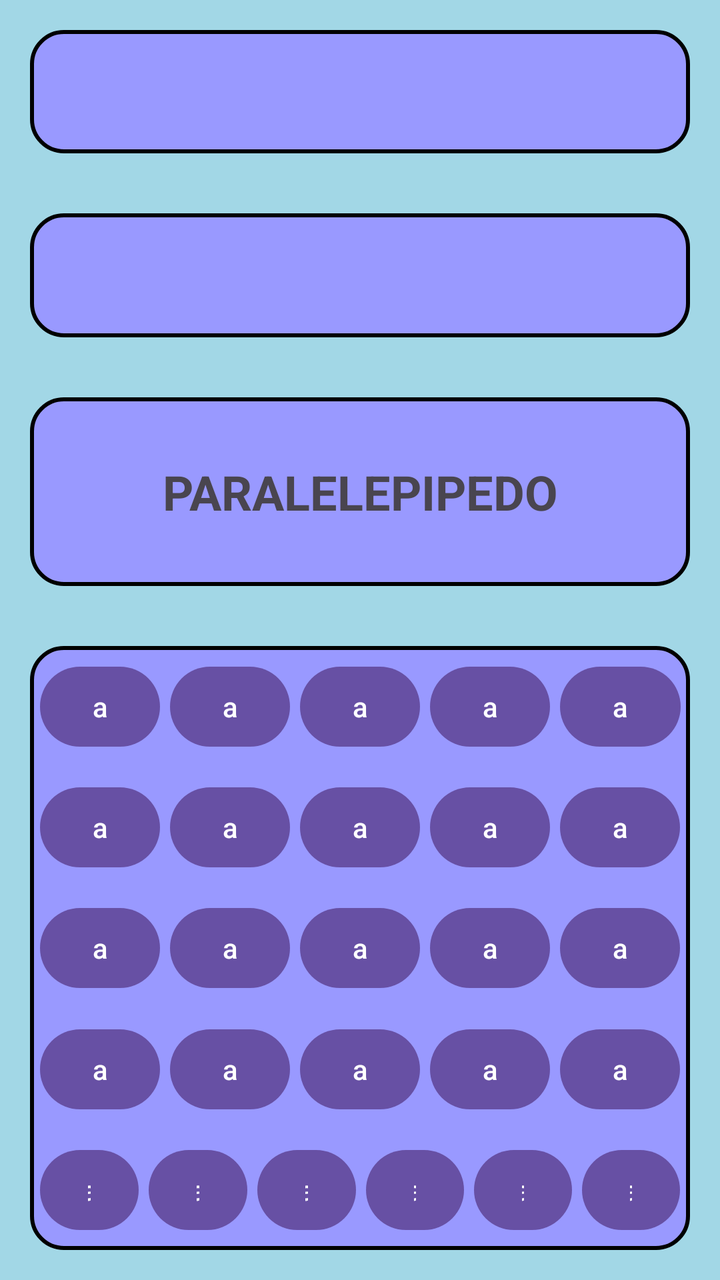
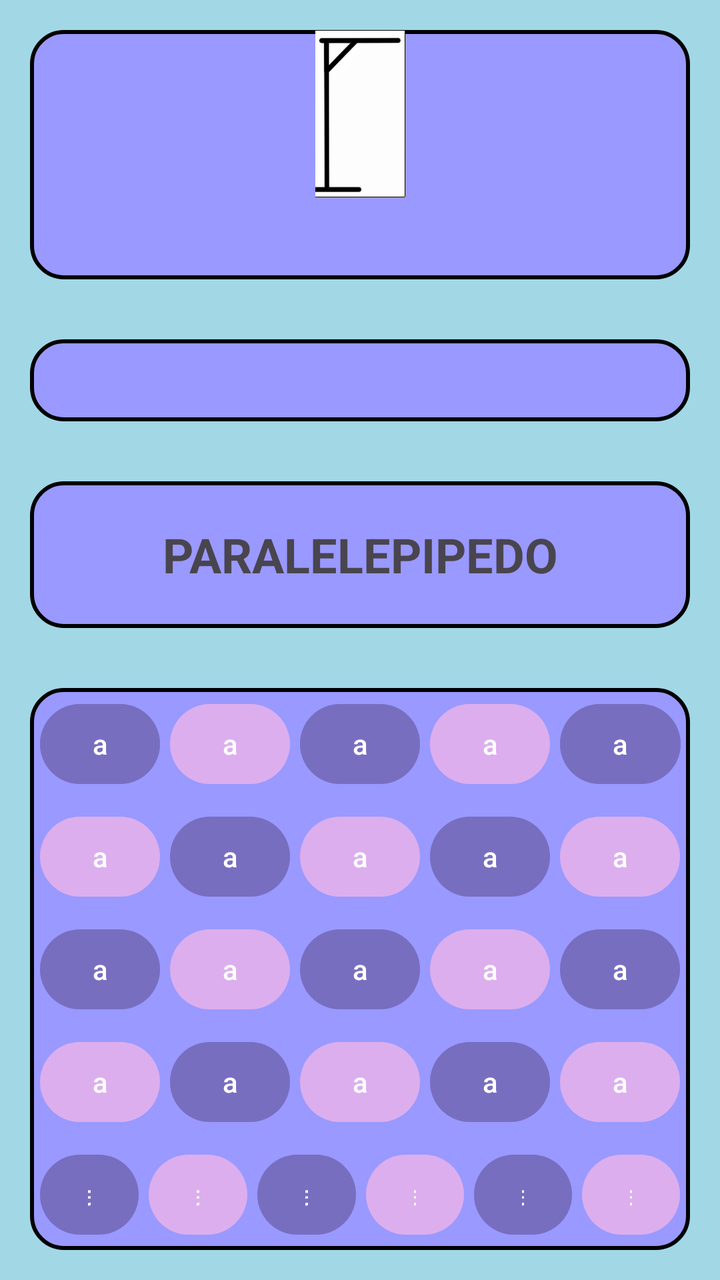

Two renders of the same Android screen: before a commit and after it. Below are the layout's source before the change and the commit's diff.
<!-- AndroidManifest.xml: application theme Theme.Enforcando -->
<!-- res/layout/activity_tela_jogo.xml -->
<?xml version="1.0" encoding="utf-8"?>
<LinearLayout xmlns:android="http://schemas.android.com/apk/res/android"
    xmlns:app="http://schemas.android.com/apk/res-auto"
    xmlns:tools="http://schemas.android.com/tools"
    android:id="@+id/main"
    android:layout_width="match_parent"
    android:layout_height="match_parent"
    android:background="#A2D7E6"
    android:orientation="vertical"
    tools:context=".TelaJogo">

    <LinearLayout
        android:layout_width="match_parent"
        android:layout_height="wrap_content"
        android:layout_margin="15dp"
        android:layout_weight="0.25"
        android:background="@drawable/borda"
        android:orientation="vertical"
        android:visibility="visible"></LinearLayout>

    <LinearLayout
        android:layout_width="match_parent"
        android:layout_height="wrap_content"
        android:layout_margin="15dp"
        android:layout_weight="0.25"
        android:background="@drawable/borda"
        android:orientation="vertical"
        android:visibility="visible">

    </LinearLayout>

    <LinearLayout
        android:layout_width="match_parent"
        android:layout_height="wrap_content"
        android:layout_margin="15dp"
        android:layout_weight="0.25"
        android:background="@drawable/borda"
        android:gravity="center"
        android:orientation="vertical"
        android:visibility="visible">

        <TextView
            android:id="@+id/textView3"
            android:layout_width="wrap_content"
            android:layout_height="wrap_content"
            android:gravity="center"
            android:text="PARALELEPIPEDO"
            android:textSize="24sp"
            android:textStyle="bold" />
    </LinearLayout>

    <LinearLayout
        android:layout_width="match_parent"
        android:layout_height="wrap_content"
        android:layout_margin="15dp"
        android:layout_weight="0.25"
        android:background="@drawable/borda"
        android:orientation="vertical"
        android:visibility="visible">

        <LinearLayout
            android:layout_width="match_parent"
            android:layout_height="match_parent"
            android:layout_weight="0.20"
            android:gravity="center"
            android:orientation="horizontal"
            android:visibility="visible">

            <Button
                android:id="@+id/button43"
                android:layout_width="wrap_content"
                android:layout_height="wrap_content"
                android:layout_marginLeft="5dp"
                android:layout_weight="0.20"
                android:text="a"
                android:visibility="visible" />

            <Button
                android:id="@+id/button18"
                android:layout_width="wrap_content"
                android:layout_height="wrap_content"
                android:layout_marginLeft="5dp"
                android:layout_weight="0.20"
                android:text="a"
                android:visibility="visible" />

            <Button
                android:id="@+id/button19"
                android:layout_width="wrap_content"
                android:layout_height="wrap_content"
                android:layout_marginLeft="5dp"
                android:layout_weight="0.20"
                android:text="a"
                android:visibility="visible" />

            <Button
                android:id="@+id/button20"
                android:layout_width="wrap_content"
                android:layout_height="wrap_content"
                android:layout_marginLeft="5dp"
                android:layout_weight="0.20"
                android:text="a"
                android:visibility="visible" />

            <Button
                android:id="@+id/button21"
                android:layout_width="wrap_content"
                android:layout_height="wrap_content"
                android:layout_marginLeft="5dp"
                android:layout_marginRight="5dp"
                android:layout_weight="0.20"
                android:text="a"
                android:visibility="visible" />
        </LinearLayout>

        <LinearLayout
            android:layout_width="match_parent"
            android:layout_height="match_parent"
            android:layout_weight="0.20"
            android:gravity="center"
            android:orientation="horizontal"
            android:visibility="visible">

            <Button
                android:id="@+id/button22"
                android:layout_width="wrap_content"
                android:layout_height="wrap_content"
                android:layout_marginLeft="5dp"
                android:layout_weight="1"
                android:text="a"
                android:textColorLink="#121D33" />

            <Button
                android:id="@+id/button23"
                android:layout_width="wrap_content"
                android:layout_height="wrap_content"
                android:layout_marginLeft="5dp"
                android:layout_weight="1"
                android:text="a"
                android:textColorLink="#121D33" />

            <Button
                android:id="@+id/button24"
                android:layout_width="wrap_content"
                android:layout_height="wrap_content"
                android:layout_marginLeft="5dp"
                android:layout_weight="1"
                android:text="a"
                android:textColorLink="#121D33" />

            <Button
                android:id="@+id/button25"
                android:layout_width="wrap_content"
                android:layout_height="wrap_content"
                android:layout_marginLeft="5dp"
                android:layout_weight="1"
                android:text="a"
                android:textColorLink="#121D33" />

            <Button
                android:id="@+id/button26"
                android:layout_width="wrap_content"
                android:layout_height="wrap_content"
                android:layout_marginLeft="5dp"
                android:layout_marginRight="5dp"
                android:layout_weight="1"
                android:text="a"
                android:textColorLink="#121D33" />
        </LinearLayout>

        <LinearLayout
            android:layout_width="match_parent"
            android:layout_height="match_parent"
            android:layout_weight="0.20"
            android:gravity="center"
            android:orientation="horizontal"
            android:visibility="visible">

            <Button
                android:id="@+id/button27"
                android:layout_width="wrap_content"
                android:layout_height="wrap_content"
                android:layout_marginLeft="5dp"
                android:layout_weight="1"
                android:text="a" />

            <Button
                android:id="@+id/button28"
                android:layout_width="wrap_content"
                android:layout_height="wrap_content"
                android:layout_marginLeft="5dp"
                android:layout_weight="1"
                android:text="a" />

            <Button
                android:id="@+id/button29"
                android:layout_width="wrap_content"
                android:layout_height="wrap_content"
                android:layout_marginLeft="5dp"
                android:layout_weight="1"
                android:text="a" />

            <Button
                android:id="@+id/button30"
                android:layout_width="wrap_content"
                android:layout_height="wrap_content"
                android:layout_marginLeft="5dp"
                android:layout_weight="1"
                android:text="a" />

            <Button
                android:id="@+id/button31"
                android:layout_width="wrap_content"
                android:layout_height="wrap_content"
                android:layout_marginLeft="5dp"
                android:layout_marginRight="5dp"
                android:layout_weight="1"
                android:text="a" />
        </LinearLayout>

        <LinearLayout
            android:layout_width="match_parent"
            android:layout_height="match_parent"
            android:layout_weight="0.20"
            android:gravity="center"
            android:orientation="horizontal"
            android:visibility="visible">

            <Button
                android:id="@+id/button32"
                android:layout_width="wrap_content"
                android:layout_height="wrap_content"
                android:layout_marginLeft="5dp"
                android:layout_weight="1"
                android:text="a" />

            <Button
                android:id="@+id/button33"
                android:layout_width="wrap_content"
                android:layout_height="wrap_content"
                android:layout_marginLeft="5dp"
                android:layout_weight="1"
                android:text="a" />

            <Button
                android:id="@+id/button34"
                android:layout_width="wrap_content"
                android:layout_height="wrap_content"
                android:layout_marginLeft="5dp"
                android:layout_weight="1"
                android:text="a" />

            <Button
                android:id="@+id/button36"
                android:layout_width="wrap_content"
                android:layout_height="wrap_content"
                android:layout_marginLeft="5dp"
                android:layout_weight="1"
                android:text="a" />

            <Button
                android:id="@+id/button35"
                android:layout_width="wrap_content"
                android:layout_height="wrap_content"
                android:layout_marginLeft="5dp"
                android:layout_marginRight="5dp"
                android:layout_weight="1"
                android:text="a" />

        </LinearLayout>

        <LinearLayout
            android:layout_width="match_parent"
            android:layout_height="match_parent"
            android:layout_weight="0.20"
            android:gravity="center"
            android:orientation="horizontal"
            android:visibility="visible">

            <Button
                android:id="@+id/button37"
                android:layout_width="wrap_content"
                android:layout_height="wrap_content"
                android:layout_marginLeft="5dp"
                android:layout_weight="1"
                android:text="a" />

            <Button
                android:id="@+id/button38"
                android:layout_width="wrap_content"
                android:layout_height="wrap_content"
                android:layout_marginLeft="5dp"
                android:layout_weight="1"
                android:text="a" />

            <Button
                android:id="@+id/button39"
                android:layout_width="wrap_content"
                android:layout_height="wrap_content"
                android:layout_marginLeft="5dp"
                android:layout_weight="1"
                android:text="a" />

            <Button
                android:id="@+id/button40"
                android:layout_width="wrap_content"
                android:layout_height="wrap_content"
                android:layout_marginLeft="5dp"
                android:layout_weight="1"
                android:text="a" />

            <Button
                android:id="@+id/button41"
                android:layout_width="wrap_content"
                android:layout_height="wrap_content"
                android:layout_marginLeft="5dp"
                android:layout_weight="1"
                android:text="a" />

            <Button
                android:id="@+id/button42"
                android:layout_width="wrap_content"
                android:layout_height="wrap_content"
                android:layout_marginLeft="5dp"
                android:layout_marginRight="5dp"
                android:layout_weight="1"
                android:text="a" />
        </LinearLayout>
    </LinearLayout>

</LinearLayout>
<!-- resources referenced by this layout -->
<resources>
  <!-- drawable borda (drawable) -->
  <?xml version="1.0" encoding="utf-8"?>
  <shape xmlns:android="http://schemas.android.com/apk/res/android">
      
  <solid android:color="#9999FF"/>
      
  <corners android:radius="16dp"/>
      
  <stroke
  android:width="2dp"
  android:color="#000000"/>
      </shape>
  <style name="Theme.Enforcando" parent="Base.Theme.Enforcando" />
  <style name="Base.Theme.Enforcando" parent="Theme.Material3.DayNight.NoActionBar">
          
          
      </style>
</resources>

<!-- the commit's change to res/layout/activity_tela_jogo.xml (unified diff, before → after) -->
@@ -2,7 +2,7 @@
 <LinearLayout xmlns:android="http://schemas.android.com/apk/res/android"
     xmlns:app="http://schemas.android.com/apk/res-auto"
     xmlns:tools="http://schemas.android.com/tools"
-    android:id="@+id/main"
+    android:id="@+id/id08"
     android:layout_width="match_parent"
     android:layout_height="match_parent"
     android:background="#A2D7E6"
@@ -16,7 +16,14 @@
         android:layout_weight="0.25"
         android:background="@drawable/borda"
         android:orientation="vertical"
-        android:visibility="visible"></LinearLayout>
+        android:visibility="visible">
+
+        <ImageView
+            android:id="@+id/imageView2"
+            android:layout_width="match_parent"
+            android:layout_height="wrap_content"
+            app:srcCompat="@drawable/forca_0_9" />
+    </LinearLayout>
 
     <LinearLayout
         android:layout_width="match_parent"
@@ -67,263 +74,289 @@
             android:visibility="visible">
 
             <Button
-                android:id="@+id/button43"
-                android:layout_width="wrap_content"
-                android:layout_height="wrap_content"
-                android:layout_marginLeft="5dp"
-                android:layout_weight="0.20"
-                android:text="a"
-                android:visibility="visible" />
-
-            <Button
-                android:id="@+id/button18"
-                android:layout_width="wrap_content"
-                android:layout_height="wrap_content"
-                android:layout_marginLeft="5dp"
-                android:layout_weight="0.20"
-                android:text="a"
-                android:visibility="visible" />
-
-            <Button
-                android:id="@+id/button19"
-                android:layout_width="wrap_content"
-                android:layout_height="wrap_content"
-                android:layout_marginLeft="5dp"
-                android:layout_weight="0.20"
-                android:text="a"
-                android:visibility="visible" />
-
-            <Button
-                android:id="@+id/button20"
-                android:layout_width="wrap_content"
-                android:layout_height="wrap_content"
-                android:layout_marginLeft="5dp"
-                android:layout_weight="0.20"
-                android:text="a"
-                android:visibility="visible" />
-
-            <Button
-                android:id="@+id/button21"
-                android:layout_width="wrap_content"
-                android:layout_height="wrap_content"
-                android:layout_marginLeft="5dp"
-                android:layout_marginRight="5dp"
-                android:layout_weight="0.20"
-                android:text="a"
-                android:visibility="visible" />
-        </LinearLayout>
-
-        <LinearLayout
-            android:layout_width="match_parent"
-            android:layout_height="match_parent"
-            android:layout_weight="0.20"
-            android:gravity="center"
-            android:orientation="horizontal"
-            android:visibility="visible">
-
-            <Button
-                android:id="@+id/button22"
-                android:layout_width="wrap_content"
-                android:layout_height="wrap_content"
-                android:layout_marginLeft="5dp"
-                android:layout_weight="1"
-                android:text="a"
-                android:textColorLink="#121D33" />
-
-            <Button
-                android:id="@+id/button23"
-                android:layout_width="wrap_content"
-                android:layout_height="wrap_content"
-                android:layout_marginLeft="5dp"
-                android:layout_weight="1"
-                android:text="a"
-                android:textColorLink="#121D33" />
-
-            <Button
-                android:id="@+id/button24"
-                android:layout_width="wrap_content"
-                android:layout_height="wrap_content"
-                android:layout_marginLeft="5dp"
-                android:layout_weight="1"
-                android:text="a"
-                android:textColorLink="#121D33" />
-
-            <Button
-                android:id="@+id/button25"
-                android:layout_width="wrap_content"
-                android:layout_height="wrap_content"
-                android:layout_marginLeft="5dp"
-                android:layout_weight="1"
-                android:text="a"
-                android:textColorLink="#121D33" />
-
-            <Button
-                android:id="@+id/button26"
-                android:layout_width="wrap_content"
-                android:layout_height="wrap_content"
-                android:layout_marginLeft="5dp"
-                android:layout_marginRight="5dp"
-                android:layout_weight="1"
-                android:text="a"
-                android:textColorLink="#121D33" />
-        </LinearLayout>
-
-        <LinearLayout
-            android:layout_width="match_parent"
-            android:layout_height="match_parent"
-            android:layout_weight="0.20"
-            android:gravity="center"
-            android:orientation="horizontal"
-            android:visibility="visible">
-
-            <Button
-                android:id="@+id/button27"
-                android:layout_width="wrap_content"
-                android:layout_height="wrap_content"
-                android:layout_marginLeft="5dp"
-                android:layout_weight="1"
-                android:text="a" />
-
-            <Button
-                android:id="@+id/button28"
-                android:layout_width="wrap_content"
-                android:layout_height="wrap_content"
-                android:layout_marginLeft="5dp"
-                android:layout_weight="1"
-                android:text="a" />
-
-            <Button
-                android:id="@+id/button29"
-                android:layout_width="wrap_content"
-                android:layout_height="wrap_content"
-                android:layout_marginLeft="5dp"
-                android:layout_weight="1"
-                android:text="a" />
-
-            <Button
-                android:id="@+id/button30"
-                android:layout_width="wrap_content"
-                android:layout_height="wrap_content"
-                android:layout_marginLeft="5dp"
-                android:layout_weight="1"
-                android:text="a" />
-
-            <Button
-                android:id="@+id/button31"
-                android:layout_width="wrap_content"
-                android:layout_height="wrap_content"
-                android:layout_marginLeft="5dp"
-                android:layout_marginRight="5dp"
-                android:layout_weight="1"
-                android:text="a" />
-        </LinearLayout>
-
-        <LinearLayout
-            android:layout_width="match_parent"
-            android:layout_height="match_parent"
-            android:layout_weight="0.20"
-            android:gravity="center"
-            android:orientation="horizontal"
-            android:visibility="visible">
-
-            <Button
-                android:id="@+id/button32"
-                android:layout_width="wrap_content"
-                android:layout_height="wrap_content"
-                android:layout_marginLeft="5dp"
-                android:layout_weight="1"
-                android:text="a" />
-
-            <Button
-                android:id="@+id/button33"
-                android:layout_width="wrap_content"
-                android:layout_height="wrap_content"
-                android:layout_marginLeft="5dp"
-                android:layout_weight="1"
-                android:text="a" />
-
-            <Button
-                android:id="@+id/button34"
-                android:layout_width="wrap_content"
-                android:layout_height="wrap_content"
-                android:layout_marginLeft="5dp"
-                android:layout_weight="1"
-                android:text="a" />
-
-            <Button
-                android:id="@+id/button36"
-                android:layout_width="wrap_content"
-                android:layout_height="wrap_content"
-                android:layout_marginLeft="5dp"
-                android:layout_weight="1"
-                android:text="a" />
-
-            <Button
-                android:id="@+id/button35"
-                android:layout_width="wrap_content"
-                android:layout_height="wrap_content"
-                android:layout_marginLeft="5dp"
-                android:layout_marginRight="5dp"
-                android:layout_weight="1"
-                android:text="a" />
-
-        </LinearLayout>
-
-        <LinearLayout
-            android:layout_width="match_parent"
-            android:layout_height="match_parent"
-            android:layout_weight="0.20"
-            android:gravity="center"
-            android:orientation="horizontal"
-            android:visibility="visible">
-
-            <Button
-                android:id="@+id/button37"
-                android:layout_width="wrap_content"
-                android:layout_height="wrap_content"
-                android:layout_marginLeft="5dp"
-                android:layout_weight="1"
-                android:text="a" />
-
-            <Button
-                android:id="@+id/button38"
-                android:layout_width="wrap_content"
-                android:layout_height="wrap_content"
-                android:layout_marginLeft="5dp"
-                android:layout_weight="1"
-                android:text="a" />
-
-            <Button
-                android:id="@+id/button39"
-                android:layout_width="wrap_content"
-                android:layout_height="wrap_content"
-                android:layout_marginLeft="5dp"
-                android:layout_weight="1"
-                android:text="a" />
-
-            <Button
-                android:id="@+id/button40"
-                android:layout_width="wrap_content"
-                android:layout_height="wrap_content"
-                android:layout_marginLeft="5dp"
-                android:layout_weight="1"
-                android:text="a" />
-
-            <Button
-                android:id="@+id/button41"
-                android:layout_width="wrap_content"
-                android:layout_height="wrap_content"
-                android:layout_marginLeft="5dp"
-                android:layout_weight="1"
-                android:text="a" />
-
-            <Button
-                android:id="@+id/button42"
-                android:layout_width="wrap_content"
-                android:layout_height="wrap_content"
-                android:layout_marginLeft="5dp"
-                android:layout_marginRight="5dp"
-                android:layout_weight="1"
+                android:id="@+id/id01"
+                android:layout_width="wrap_content"
+                android:layout_height="wrap_content"
+                android:layout_marginLeft="5dp"
+                android:layout_weight="0.20"
+                android:backgroundTint="#6967589D"
+                android:text="a"
+                android:visibility="visible" />
+
+            <Button
+                android:id="@+id/id02"
+                android:layout_width="wrap_content"
+                android:layout_height="wrap_content"
+                android:layout_marginLeft="5dp"
+                android:layout_weight="0.20"
+                android:backgroundTint="#69FFB8E4"
+                android:text="a"
+                android:visibility="visible" />
+
+            <Button
+                android:id="@+id/id03"
+                android:layout_width="wrap_content"
+                android:layout_height="wrap_content"
+                android:layout_marginLeft="5dp"
+                android:layout_weight="0.20"
+                android:backgroundTint="#6967589D"
+                android:text="a"
+                android:visibility="visible" />
+
+            <Button
+                android:id="@+id/id04"
+                android:layout_width="wrap_content"
+                android:layout_height="wrap_content"
+                android:layout_marginLeft="5dp"
+                android:layout_weight="0.20"
+                android:backgroundTint="#69FFB8E4"
+                android:text="a"
+                android:visibility="visible" />
+
+            <Button
+                android:id="@+id/id05"
+                android:layout_width="wrap_content"
+                android:layout_height="wrap_content"
+                android:layout_marginLeft="5dp"
+                android:layout_marginRight="5dp"
+                android:layout_weight="0.20"
+                android:backgroundTint="#6967589D"
+                android:text="a"
+                android:visibility="visible" />
+        </LinearLayout>
+
+        <LinearLayout
+            android:layout_width="match_parent"
+            android:layout_height="match_parent"
+            android:layout_weight="0.20"
+            android:gravity="center"
+            android:orientation="horizontal"
+            android:visibility="visible">
+
+            <Button
+                android:id="@+id/id06"
+                android:layout_width="wrap_content"
+                android:layout_height="wrap_content"
+                android:layout_marginLeft="5dp"
+                android:layout_weight="1"
+                android:backgroundTint="#69FFB8E4"
+                android:text="a"
+                android:textColorLink="#121D33" />
+
+            <Button
+                android:id="@+id/id07"
+                android:layout_width="wrap_content"
+                android:layout_height="wrap_content"
+                android:layout_marginLeft="5dp"
+                android:layout_weight="1"
+                android:backgroundTint="#6967589D"
+                android:text="a"
+                android:textColorLink="#121D33" />
+
+            <Button
+                android:id="@+id/id08"
+                android:layout_width="wrap_content"
+                android:layout_height="wrap_content"
+                android:layout_marginLeft="5dp"
+                android:layout_weight="1"
+                android:backgroundTint="#69FFB8E4"
+                android:text="a"
+                android:textColorLink="#121D33" />
+
+            <Button
+                android:id="@+id/id09"
+                android:layout_width="wrap_content"
+                android:layout_height="wrap_content"
+                android:layout_marginLeft="5dp"
+                android:layout_weight="1"
+                android:backgroundTint="#6967589D"
+                android:text="a"
+                android:textColorLink="#121D33" />
+
+            <Button
+                android:id="@+id/id10"
+                android:layout_width="wrap_content"
+                android:layout_height="wrap_content"
+                android:layout_marginLeft="5dp"
+                android:layout_marginRight="5dp"
+                android:layout_weight="1"
+                android:backgroundTint="#69FFB8E4"
+                android:text="a"
+                android:textColorLink="#121D33" />
+        </LinearLayout>
+
+        <LinearLayout
+            android:layout_width="match_parent"
+            android:layout_height="match_parent"
+            android:layout_weight="0.20"
+            android:gravity="center"
+            android:orientation="horizontal"
+            android:visibility="visible">
+
+            <Button
+                android:id="@+id/id11"
+                android:layout_width="wrap_content"
+                android:layout_height="wrap_content"
+                android:layout_marginLeft="5dp"
+                android:layout_weight="1"
+                android:backgroundTint="#6967589D"
+                android:text="a" />
+
+            <Button
+                android:id="@+id/id12"
+                android:layout_width="wrap_content"
+                android:layout_height="wrap_content"
+                android:layout_marginLeft="5dp"
+                android:layout_weight="1"
+                android:backgroundTint="#69FFB8E4"
+                android:text="a" />
+
+            <Button
+                android:id="@+id/id13"
+                android:layout_width="wrap_content"
+                android:layout_height="wrap_content"
+                android:layout_marginLeft="5dp"
+                android:layout_weight="1"
+                android:backgroundTint="#6967589D"
+                android:text="a" />
+
+            <Button
+                android:id="@+id/id14"
+                android:layout_width="wrap_content"
+                android:layout_height="wrap_content"
+                android:layout_marginLeft="5dp"
+                android:layout_weight="1"
+                android:backgroundTint="#69FFB8E4"
+                android:text="a" />
+
+            <Button
+                android:id="@+id/id15"
+                android:layout_width="wrap_content"
+                android:layout_height="wrap_content"
+                android:layout_marginLeft="5dp"
+                android:layout_marginRight="5dp"
+                android:layout_weight="1"
+                android:backgroundTint="#6967589D"
+                android:text="a" />
+        </LinearLayout>
+
+        <LinearLayout
+            android:layout_width="match_parent"
+            android:layout_height="match_parent"
+            android:layout_weight="0.20"
+            android:gravity="center"
+            android:orientation="horizontal"
+            android:visibility="visible">
+
+            <Button
+                android:id="@+id/id16"
+                android:layout_width="wrap_content"
+                android:layout_height="wrap_content"
+                android:layout_marginLeft="5dp"
+                android:layout_weight="1"
+                android:backgroundTint="#69FFB8E4"
+                android:text="a" />
+
+            <Button
+                android:id="@+id/id17"
+                android:layout_width="wrap_content"
+                android:layout_height="wrap_content"
+                android:layout_marginLeft="5dp"
+                android:layout_weight="1"
+                android:backgroundTint="#6967589D"
+                android:text="a" />
+
+            <Button
+                android:id="@+id/id18"
+                android:layout_width="wrap_content"
+                android:layout_height="wrap_content"
+                android:layout_marginLeft="5dp"
+                android:layout_weight="1"
+                android:backgroundTint="#69FFB8E4"
+                android:text="a" />
+
+            <Button
+                android:id="@+id/id19"
+                android:layout_width="wrap_content"
+                android:layout_height="wrap_content"
+                android:layout_marginLeft="5dp"
+                android:layout_weight="1"
+                android:backgroundTint="#6967589D"
+                android:text="a" />
+
+            <Button
+                android:id="@+id/id20"
+                android:layout_width="wrap_content"
+                android:layout_height="wrap_content"
+                android:layout_marginLeft="5dp"
+                android:layout_marginRight="5dp"
+                android:layout_weight="1"
+                android:backgroundTint="#69FFB8E4"
+                android:text="a" />
+
+        </LinearLayout>
+
+        <LinearLayout
+            android:layout_width="match_parent"
+            android:layout_height="match_parent"
+            android:layout_weight="0.20"
+            android:gravity="center"
+            android:orientation="horizontal"
+            android:visibility="visible">
+
+            <Button
+                android:id="@+id/id21"
+                android:layout_width="wrap_content"
+                android:layout_height="wrap_content"
+                android:layout_marginLeft="5dp"
+                android:layout_weight="1"
+                android:backgroundTint="#6967589D"
+                android:text="a" />
+
+            <Button
+                android:id="@+id/id22"
+                android:layout_width="wrap_content"
+                android:layout_height="wrap_content"
+                android:layout_marginLeft="5dp"
+                android:layout_weight="1"
+                android:backgroundTint="#69FFB8E4"
+                android:text="a" />
+
+            <Button
+                android:id="@+id/id23"
+                android:layout_width="wrap_content"
+                android:layout_height="wrap_content"
+                android:layout_marginLeft="5dp"
+                android:layout_weight="1"
+                android:backgroundTint="#6967589D"
+                android:text="a" />
+
+            <Button
+                android:id="@+id/id24"
+                android:layout_width="wrap_content"
+                android:layout_height="wrap_content"
+                android:layout_marginLeft="5dp"
+                android:layout_weight="1"
+                android:backgroundTint="#69FFB8E4"
+                android:text="a" />
+
+            <Button
+                android:id="@+id/id25"
+                android:layout_width="wrap_content"
+                android:layout_height="wrap_content"
+                android:layout_marginLeft="5dp"
+                android:layout_weight="1"
+                android:backgroundTint="#6967589D"
+                android:text="a" />
+
+            <Button
+                android:id="@+id/id26"
+                android:layout_width="wrap_content"
+                android:layout_height="wrap_content"
+                android:layout_marginLeft="5dp"
+                android:layout_marginRight="5dp"
+                android:layout_weight="1"
+                android:backgroundTint="#69FFB8E4"
                 android:text="a" />
         </LinearLayout>
     </LinearLayout>
<!-- resource entries referenced after the edit -->
@@ -12,6 +12,7 @@
   android:width="2dp"
   android:color="#000000"/>
       </shape>
+  <!-- drawable forca_0_9: png bitmap (drawable-hdpi, 4199 bytes) -->
   <style name="Theme.Enforcando" parent="Base.Theme.Enforcando" />
   <style name="Base.Theme.Enforcando" parent="Theme.Material3.DayNight.NoActionBar">
           
